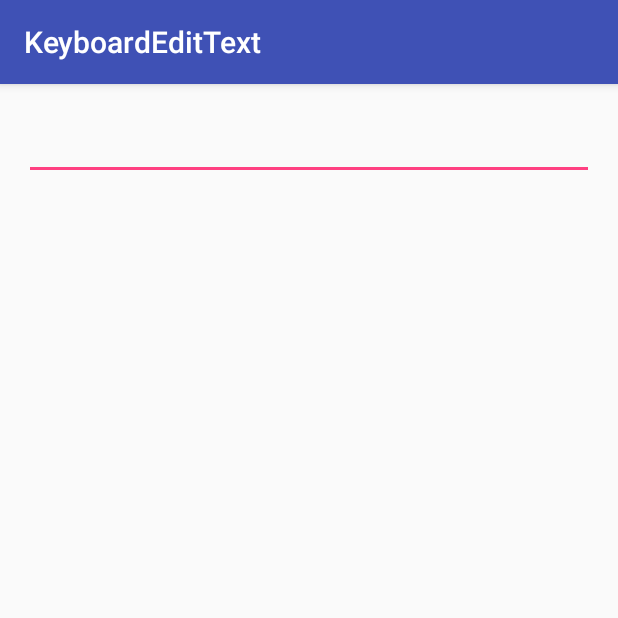
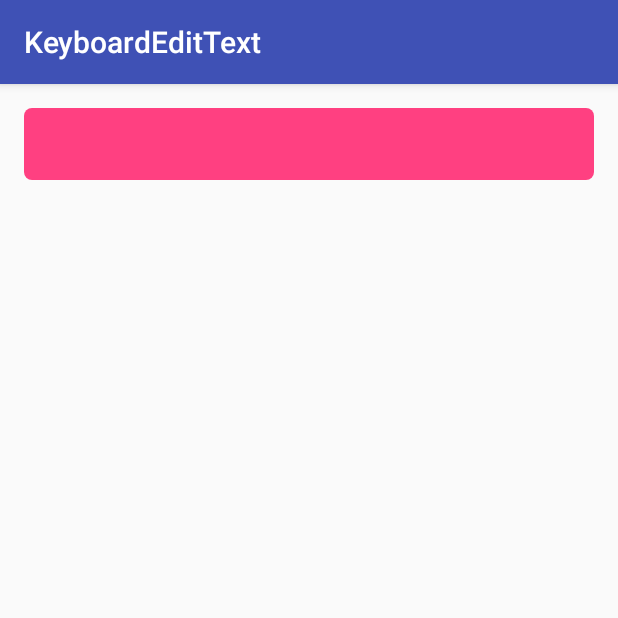
Before and after one commit to skyfe79/KeyboardEditText, an Android app: the screen it shows after launch (MainActivity), on a phone screen of 412 x 824 dp, the top half of it. Run offline under Robolectric (Android 15) with nearby library versions, the phone set to English and light mode, and no system bars.

```diff
--- a/app/build.gradle
+++ b/app/build.gradle
@@ -6,7 +6,7 @@ android {
 
     defaultConfig {
         applicationId "kr.pe.burt.android.lib.keyboardedittext.app"
-        minSdkVersion 9
+        minSdkVersion 11
         targetSdkVersion 23
         versionCode 1
         versionName "1.0"
--- /dev/null
+++ b/app/src/main/res/drawable/round_rect.xml
@@ -0,0 +1,8 @@
+<?xml version="1.0" encoding="utf-8"?>
+<shape
+    xmlns:android="http://schemas.android.com/apk/res/android"
+    android:shape="rectangle">
+
+    <solid android:color="@color/colorPink" />
+    <corners android:radius="5dp" />
+</shape>
--- a/app/src/main/res/layout/activity_main.xml
+++ b/app/src/main/res/layout/activity_main.xml
@@ -13,7 +13,16 @@
         android:id="@+id/editText"
         android:layout_width="match_parent"
         android:layout_height="48dp"
+        android:background="@drawable/round_rect"
+        android:textColor="@android:color/white"
+        android:padding="5dp"
+        android:singleLine="true"
         />
 
-
+    <TextView
+        android:id="@+id/textView"
+        android:layout_width="wrap_content"
+        android:layout_height="wrap_content"
+        android:layout_centerInParent="true"
+        />
 </RelativeLayout>
--- a/app/src/main/res/values/colors.xml
+++ b/app/src/main/res/values/colors.xml
@@ -2,5 +2,6 @@
 <resources>
     <color name="colorPrimary">#3F51B5</color>
     <color name="colorPrimaryDark">#303F9F</color>
-    <color name="colorAccent">#FF4081</color>
+    <color name="colorAccent">#FFF</color>
+    <color name="colorPink">#FF4081</color>
 </resources>
--- a/keyboardedittext/build.gradle
+++ b/keyboardedittext/build.gradle
@@ -15,7 +15,7 @@ publish {
     groupId = 'kr.pe.burt.android.lib'
     artifactId = 'keyboardedittext'
     publishVersion = '0.0.1'
-    desc = 'keyboardedittext is keyboardedittext'
+    desc = 'KeyboardEditText provides keyboard\'s show and hide event listener for you.'
     website = 'https://github.com/skyfe79/KeyboardEditText'
 }
 
@@ -27,7 +27,7 @@ android {
         minSdkVersion 9
         targetSdkVersion 23
         versionCode 1
-        versionName "0.0.01"
+        versionName "0.0.1"
     }
     buildTypes {
         release {
--- a/keyboardedittext/src/main/java/kr/pe/burt/android/lib/keyboardedittext/KeyboardEditText.java
+++ b/keyboardedittext/src/main/java/kr/pe/burt/android/lib/keyboardedittext/KeyboardEditText.java
@@ -6,7 +6,9 @@ import android.os.Build;
 import android.util.AttributeSet;
 import android.view.KeyEvent;
 import android.view.MotionEvent;
+import android.view.inputmethod.EditorInfo;
 import android.widget.EditText;
+import android.widget.TextView;
 
 /**
  * Created by burt on 2016. 7. 1..
@@ -18,22 +20,34 @@ public class KeyboardEditText extends EditText {
         void onKeyboardHidden(EditText editText);
     }
 
+    public OnEditorActionListener editorActionListener;
+
+
     public KeyboardEditText(Context context) {
         super(context);
+        init();
     }
 
     public KeyboardEditText(Context context, AttributeSet attrs) {
         super(context, attrs);
+        init();
     }
 
     public KeyboardEditText(Context context, AttributeSet attrs, int defStyleAttr) {
         super(context, attrs, defStyleAttr);
+        init();
     }
 
     @TargetApi(Build.VERSION_CODES.LOLLIPOP)
     public KeyboardEditText(Context context, AttributeSet attrs, int defStyleAttr, int defStyleRes) {
         super(context, attrs, defStyleAttr, defStyleRes);
+        init();
     }
+
+    private void init() {
+        setOnEditorActionListener(actionListener);
+    }
+
 
 
     private OnKeyboardListener onKeyboardListener = null;
@@ -44,8 +58,21 @@ public class KeyboardEditText extends EditText {
     }
 
     @Override
+    public void setOnEditorActionListener(OnEditorActionListener listener) {
+        super.setOnEditorActionListener(actionListener);
+        if(listener != actionListener) {
+            editorActionListener = listener;
+        }
+    }
+
+    @Override
     public boolean onTouchEvent(MotionEvent event) {
         if(event.getAction() == MotionEvent.ACTION_UP) {
+            if(isKeyboardShown)
+                return super.onTouchEvent(event);
+
+            isKeyboardShown = true;
+
             if(onKeyboardListener != null) {
                 onKeyboardListener.onKeyboardShown(this);
             }
@@ -56,10 +83,31 @@ public class KeyboardEditText extends EditText {
     @Override
     public boolean onKeyPreIme(int keyCode, KeyEvent event) {
         if(keyCode == KeyEvent.KEYCODE_BACK && event.getAction() == KeyEvent.ACTION_UP) {
+            isKeyboardShown = false;
             if(onKeyboardListener != null) {
                 onKeyboardListener.onKeyboardHidden(this);
             }
         }
         return super.onKeyPreIme(keyCode, event);
     }
+
+    private OnEditorActionListener actionListener = new OnEditorActionListener() {
+        @Override
+        public boolean onEditorAction(TextView textView, int actionId, KeyEvent keyEvent) {
+
+            if(actionId != EditorInfo.IME_ACTION_NONE && actionId != EditorInfo.IME_ACTION_UNSPECIFIED) {
+                isKeyboardShown = false;
+                if(onKeyboardListener != null) {
+                    onKeyboardListener.onKeyboardHidden(KeyboardEditText.this);
+                }
+                if(editorActionListener == null)
+                    return false;
+            }
+
+            if(editorActionListener != null) {
+                return editorActionListener.onEditorAction(textView, actionId, keyEvent);
+            }
+            return true;
+        }
+    };
 }
```
Also changed, not shown: app/src/main/java/kr/pe/burt/android/lib/keyboardedittext/app/MainActivity.java (+15 -3 lines), 3 other files.
